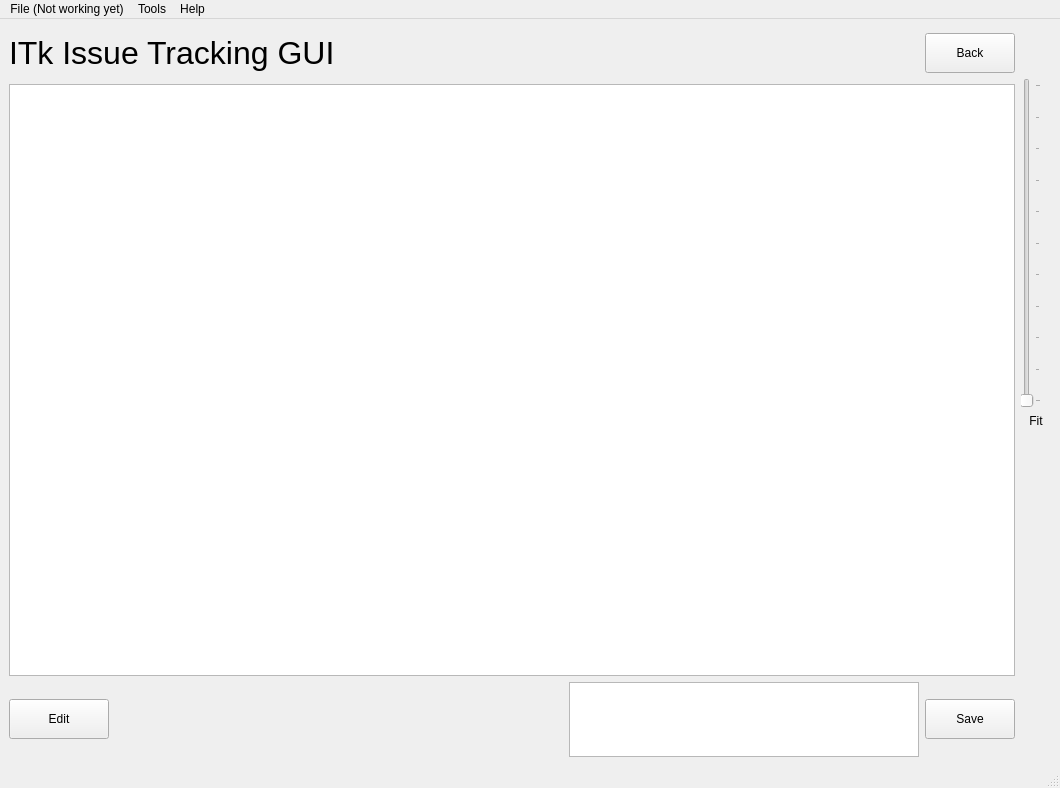
First picture: the form in ITkTrackingGUI/WirebondRecorderGUI.ui, repository adamazoulay/ITkTrackingGUI, before the edit.
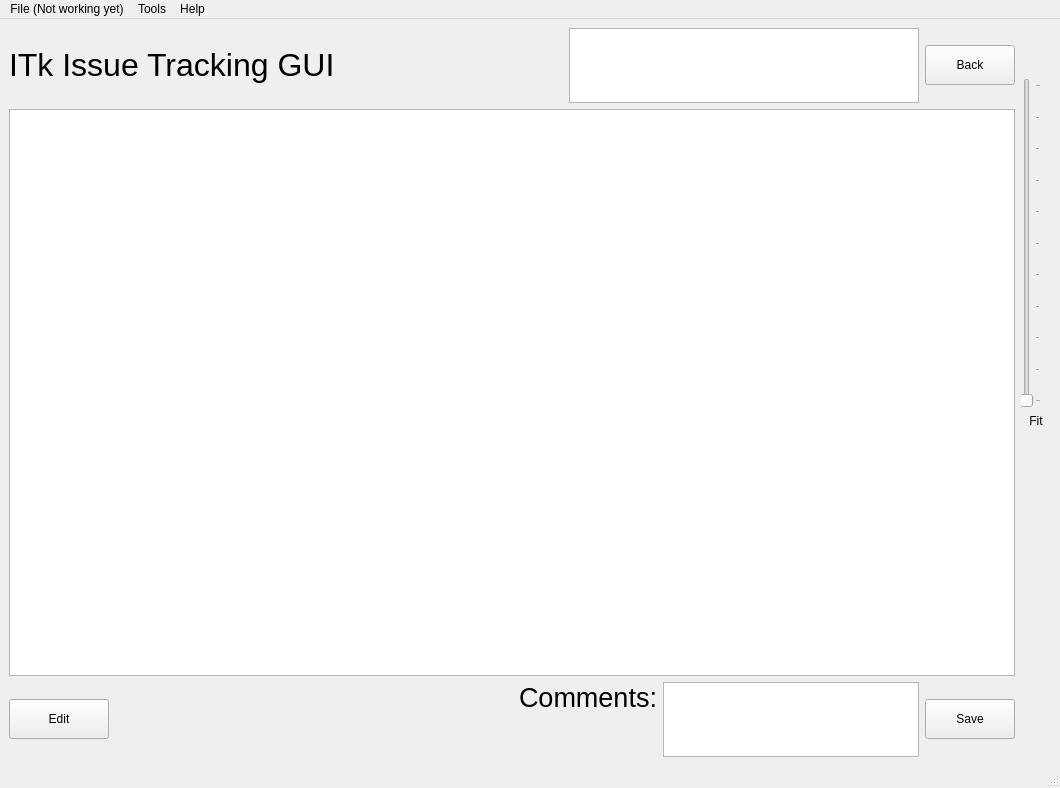
Second picture: the form after the edit.

Commit message: Updated GUI, changed selection colour to blue in prep for multiselection

Diff of the .ui file:
```diff
--- a/ITkTrackingGUI/WirebondRecorderGUI.ui
+++ b/ITkTrackingGUI/WirebondRecorderGUI.ui
@@ -153,7 +153,22 @@
          </spacer>
         </item>
         <item>
-         <widget class="QTextBrowser" name="logText">
+         <widget class="QLabel" name="label">
+          <property name="font">
+           <font>
+            <pointsize>20</pointsize>
+           </font>
+          </property>
+          <property name="text">
+           <string>Comments:</string>
+          </property>
+          <property name="alignment">
+           <set>Qt::AlignLeading|Qt::AlignLeft|Qt::AlignTop</set>
+          </property>
+         </widget>
+        </item>
+        <item>
+         <widget class="QTextBrowser" name="commentBox">
           <property name="sizePolicy">
            <sizepolicy hsizetype="Minimum" vsizetype="Minimum">
             <horstretch>0</horstretch>
@@ -162,16 +177,19 @@
           </property>
           <property name="minimumSize">
            <size>
-            <width>350</width>
+            <width>0</width>
             <height>75</height>
            </size>
           </property>
           <property name="maximumSize">
            <size>
-            <width>350</width>
+            <width>16777215</width>
             <height>75</height>
            </size>
           </property>
+          <property name="readOnly">
+           <bool>false</bool>
+          </property>
          </widget>
         </item>
         <item>
@@ -246,6 +264,28 @@
           </property>
          </spacer>
         </item>
+        <item>
+         <widget class="QTextBrowser" name="logText">
+          <property name="sizePolicy">
+           <sizepolicy hsizetype="Minimum" vsizetype="Minimum">
+            <horstretch>0</horstretch>
+            <verstretch>0</verstretch>
+           </sizepolicy>
+          </property>
+          <property name="minimumSize">
+           <size>
+            <width>350</width>
+            <height>75</height>
+           </size>
+          </property>
+          <property name="maximumSize">
+           <size>
+            <width>350</width>
+            <height>75</height>
+           </size>
+          </property>
+         </widget>
+        </item>
         <item>
          <widget class="QPushButton" name="btnBack">
           <property name="sizePolicy">
```
The commit also changes 3 other files.
